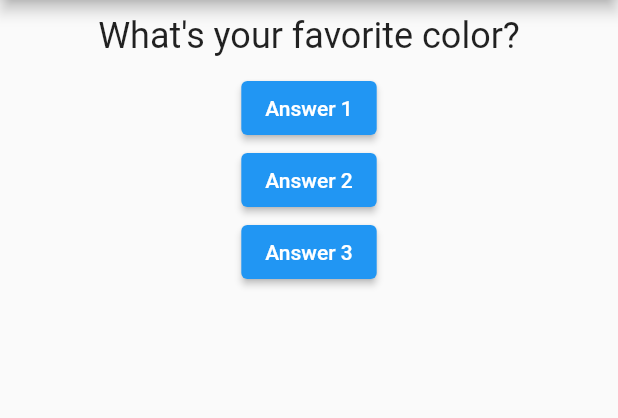
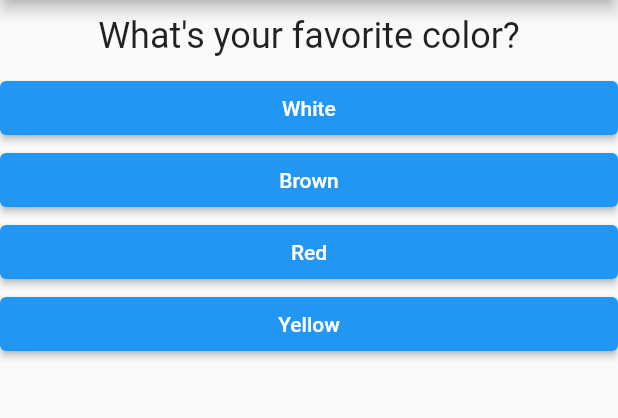
Before and after one commit to unicdeve/flutter-quiz-app, a Flutter app: the screen it shows after launch, on a phone screen of 412 x 824 dp, the part 84-502 px from its top. Run offline on Flutter 3.47's test engine with Material 2 defaults, Android fonts, the phone set to English and light mode, and no system bars.

Commit message:
Display Question widget dynamically with .map

```diff
--- /dev/null
+++ b/lib/answer.dart
@@ -0,0 +1,21 @@
+import 'package:flutter/material.dart';
+
+class Answer extends StatelessWidget {
+  final Function answerQuestion;
+  final String text;
+  Answer(this.text, this.answerQuestion);
+
+  @override
+  Widget build(BuildContext context) {
+    return Container(
+      width: double.infinity,
+      child: ElevatedButton(
+        child: Text(text),
+        onPressed: answerQuestion,
+        style: ButtonStyle(
+          backgroundColor: MaterialStateProperty.all<Color>(Colors.blue),
+        ),
+      ),
+    );
+  }
+}
--- a/lib/main.dart
+++ b/lib/main.dart
@@ -1,6 +1,7 @@
 import 'package:flutter/material.dart';
 
 import './question.dart';
+import './answer.dart';
 
 void main() {
   runApp(MyApp());
@@ -18,7 +19,7 @@ class _MyAppState extends State<MyApp> {
 
   void _answerQuestion() {
     setState(() {
-      if (_questionIndex < 1) {
+      if (_questionIndex < 2) {
         _questionIndex = _questionIndex + 1;
       }
     });
@@ -28,8 +29,18 @@ class _MyAppState extends State<MyApp> {
   @override
   Widget build(BuildContext context) {
     var questions = [
-      "What's your favorite color?",
-      "What's your favorite animal",
+      {
+        'questionText': "What's your favorite color?",
+        'answers': ['White', 'Brown', 'Red', 'Yellow']
+      },
+      {
+        'questionText': "What's your favorite animal",
+        'answers': ['Cat', 'Dog', 'Rabbit', 'Lion']
+      },
+      {
+        'questionText': "What's your favorite instructor",
+        'answers': ['Sanni', 'Ayeni', 'Dele', 'Johnson']
+      }
     ];
 
     return MaterialApp(
@@ -40,20 +51,11 @@ class _MyAppState extends State<MyApp> {
         body: Column(
           children: [
             Question(
-              questions[_questionIndex],
+              questions[_questionIndex]['questionText'],
             ),
-            ElevatedButton(
-              child: Text('Answer 1'),
-              onPressed: _answerQuestion,
-            ),
-            ElevatedButton(
-              child: Text('Answer 2'),
-              onPressed: _answerQuestion,
-            ),
-            ElevatedButton(
-              child: Text('Answer 3'),
-              onPressed: _answerQuestion,
-            ),
+            ...(questions[_questionIndex]['answers'] as List<String>).map((a) {
+              return Answer(a, _answerQuestion);
+            }).toList(),
           ],
         ),
       ),
```
